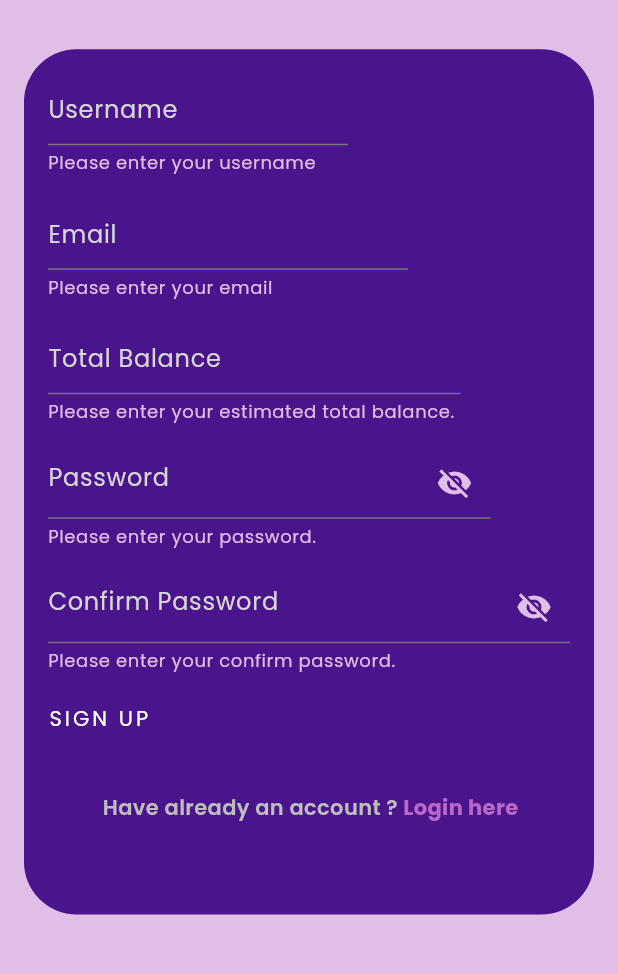
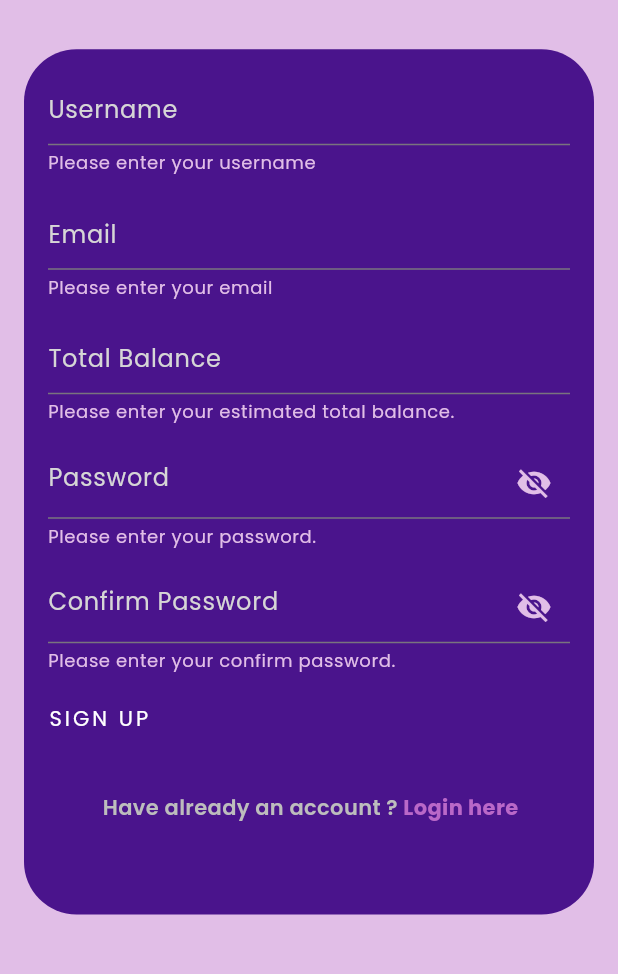
Before and after one commit to DivyaSakariya/budget_buddy, a Flutter app: the SignUpPage screen opened directly, on a phone screen of 412 x 824 dp, the part 259-1233 px from its top. Run offline on Flutter 3.47's test engine with Material 3 defaults, Android fonts, the phone set to English and light mode, and no system bars; our stand-ins replace animated_bottom_navigation_bar, animated_text_kit, awesome_dialog, fl_chart, fluentui_system_icons, flutter_heatmap_calendar and 12 more; missing offline and left inert: loading_btn; accounts and stored records are empty; network calls fail.

Commit message:
DS || 29-04-2025 09:09 Done

```diff
--- a/lib/views/screens/login_page.dart
+++ b/lib/views/screens/login_page.dart
@@ -10,7 +10,6 @@ import '../../controller/transaction_controller.dart';
 import '../../controller/user_controller.dart';
 import '../../helper/db_helper.dart';
 import '../../utility/animation/fade_animation_controller.dart';
-import '../../utility/animation/loop_controller.dart';
 import '../../utility/colors.dart';
 import 'home_page.dart';
 import 'signup_page.dart';
--- a/lib/views/screens/signup_page.dart
+++ b/lib/views/screens/signup_page.dart
@@ -36,9 +36,9 @@ class SignUpPage extends StatelessWidget {
       backgroundColor: purple100,
       body: Form(
         key: formKey,
+        child: SingleChildScrollView(
           child: Container(
             padding: const EdgeInsets.all(16),
-          child: SingleChildScrollView(
             child: Column(
               crossAxisAlignment: CrossAxisAlignment.start,
               children: [
@@ -91,9 +91,7 @@ class SignUpPage extends StatelessWidget {
                       FadeAnimation(
                         2.0,
                         30,
-                        SizedBox(
-                          width: 200,
-                          child: TextFormField(
+                        TextFormField(
                           controller: userController,
                           autocorrect: true,
                           textInputAction: TextInputAction.next,
@@ -118,11 +116,8 @@ class SignUpPage extends StatelessWidget {
                           },
                         ),
                       ),
-                      ),
                       const SizedBox(height: 15),
-                      SizedBox(
-                        width: 240,
-                        child: FadeAnimation(
+                      FadeAnimation(
                         2.4,
                         30,
                         TextFormField(
@@ -151,14 +146,11 @@ class SignUpPage extends StatelessWidget {
                           },
                         ),
                       ),
-                      ),
                       const SizedBox(height: 15),
                       FadeAnimation(
                         2.6,
                         30,
-                        SizedBox(
-                          width: 275,
-                          child: TextFormField(
+                        TextFormField(
                           controller: balanceController,
                           autocorrect: true,
                           keyboardType: TextInputType.number,
@@ -185,14 +177,11 @@ class SignUpPage extends StatelessWidget {
                           },
                         ),
                       ),
-                      ),
                       const SizedBox(height: 15),
                       FadeAnimation(
                         2.8,
                         30,
-                        SizedBox(
-                          width: 295,
-                          child: Consumer<UserController>(
+                        Consumer<UserController>(
                           builder: (context, pro, child) {
                             {
                               return TextFormField(
@@ -230,7 +219,6 @@ class SignUpPage extends StatelessWidget {
                               );
                             }
                           },
-                          ),
                         ),
                       ),
                       const SizedBox(height: 15),
```
Also changed, not shown: lib/views/screens/recent_page.dart (+46 -32 lines). Lines whose indentation alone changed are shown as unchanged.
